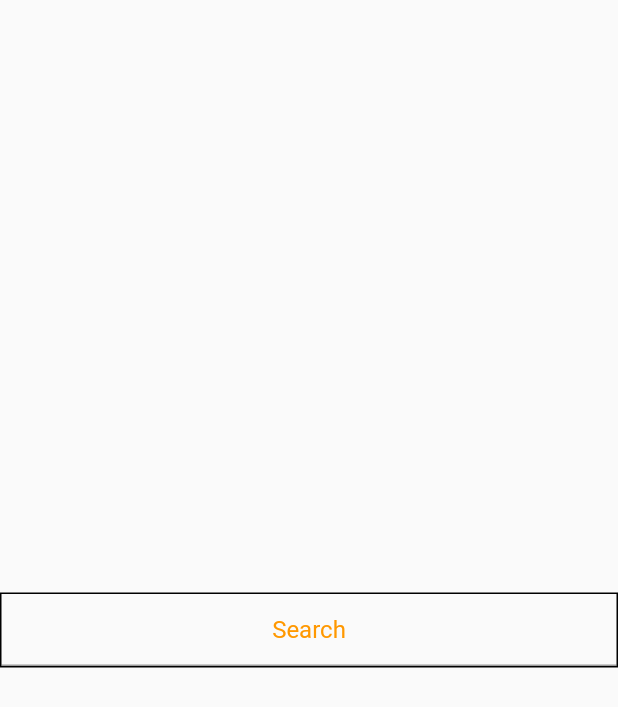
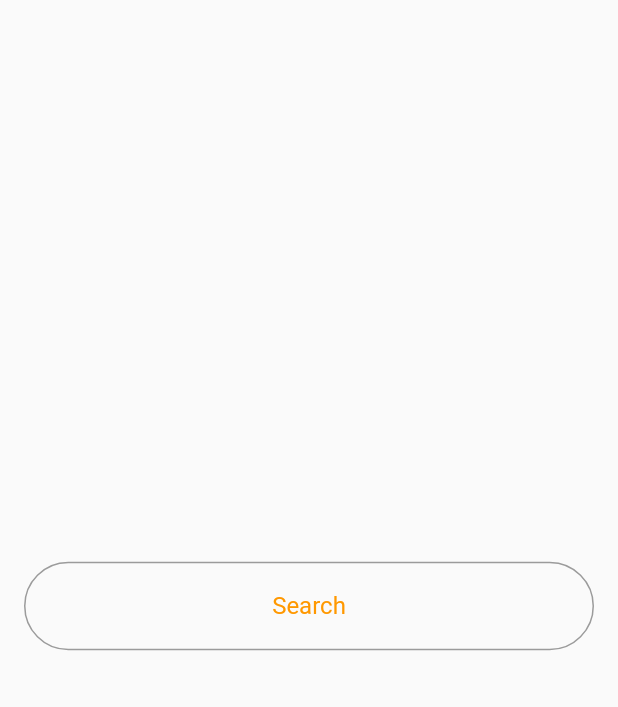
Before and after one commit to anandmali/IFSCToolkit, a Flutter app: the screen it shows after launch, on a phone screen of 412 x 824 dp. Shown: the top 707 px of the screen. Run offline on Flutter 3.47's test engine with Material 2 defaults, Android fonts, the phone set to English and light mode, and no system bars.

Commit message:
added decoration to search textfiled

```diff
--- a/lib/main.dart
+++ b/lib/main.dart
@@ -51,14 +51,15 @@ class _MyHomePageState extends State<MyHomePage> {
   @override
   Widget build(BuildContext context) {
     return Scaffold(
-      body: Center(
+      body: Padding(
+        padding: const EdgeInsets.all(16.0),
         child: Column(
           mainAxisAlignment: MainAxisAlignment.center,
           children: <Widget>[
+            _createSearchView(), //Search view demo
             Text(
               '$_query',
             ),
-            _createSearchView(), //Search view demo
           ],
         ),
       ),
@@ -67,10 +68,14 @@ class _MyHomePageState extends State<MyHomePage> {
 
   Widget _createSearchView() {
     return new Container(
-      decoration: BoxDecoration(border: Border.all(width: 1.0)),
       child: new TextField(
         controller: _searchViewController,
         decoration: InputDecoration(
+          border: new OutlineInputBorder(
+            borderRadius: const BorderRadius.all(
+              const Radius.circular(35.0),
+            ),
+          ),
           hintText: "Search",
           hintStyle: new TextStyle(color: Colors.orange),
         ),
```
